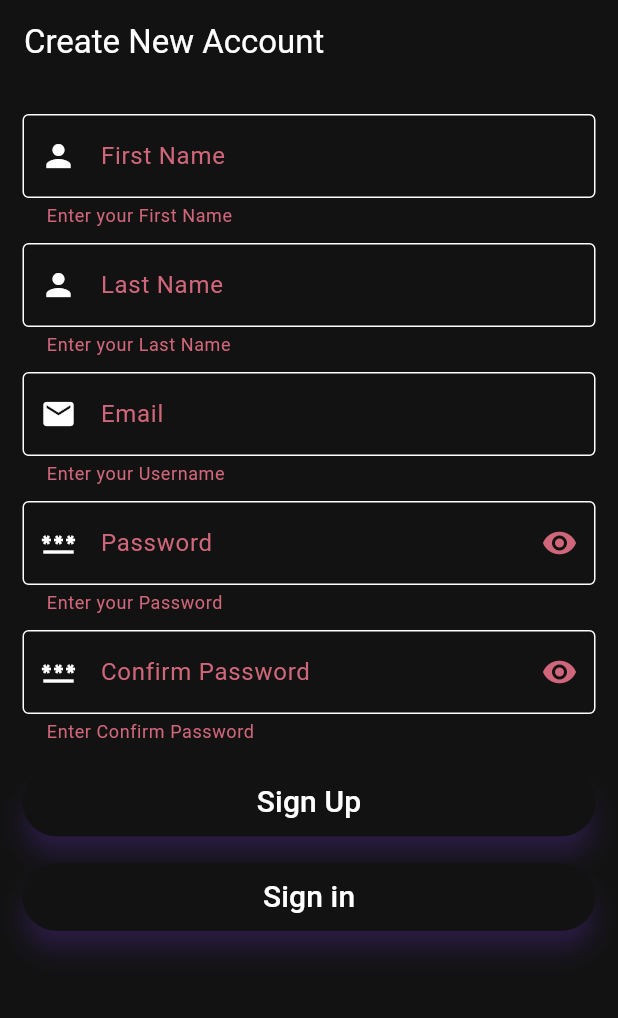
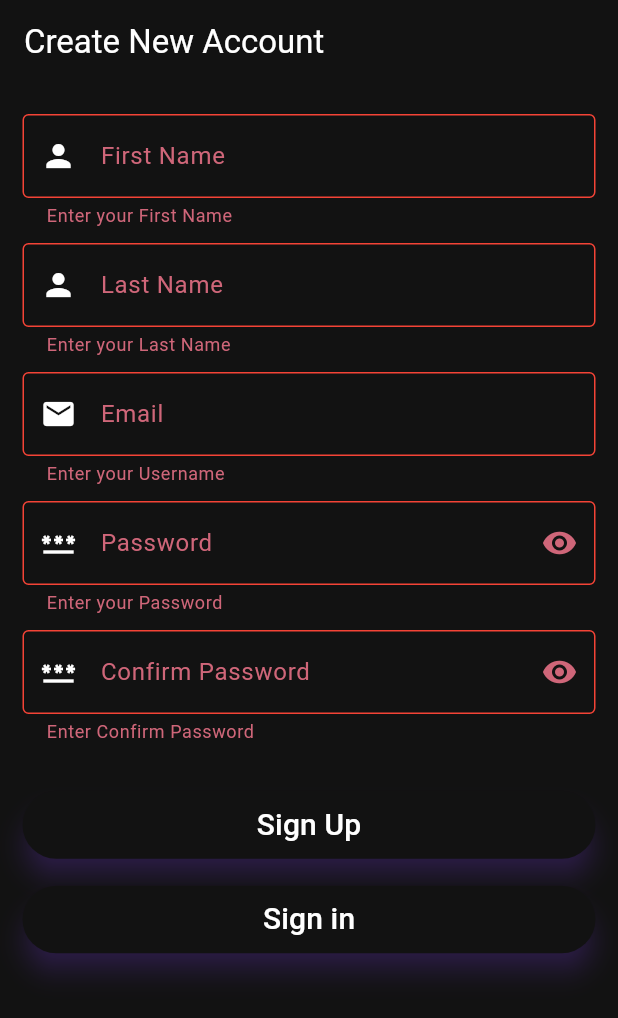
Before and after one commit to partho-debnath/flutter-django-crud-authentication, a Flutter app: the screen it shows after launch, after a tap on "Sign in", after a tap on "Create new account", after a tap on "Sign Up", on a phone screen of 412 x 824 dp. Shown: the top 1018 px of the screen. Run offline on Flutter 3.47's test engine with Material 2 defaults, Android fonts, the phone set to English and light mode, and no system bars; network calls fail.

Commit message:
error message show

```diff
--- a/fluttercrud/lib/main.dart
+++ b/fluttercrud/lib/main.dart
@@ -56,7 +56,7 @@ class MyApp extends StatelessWidget {
                 errorBorder: OutlineInputBorder(
                   borderSide: BorderSide(
                     width: 1,
-                    color: Colors.white,
+                    color: Colors.red,
                   ),
                 ),
                 focusedErrorBorder: OutlineInputBorder(
--- a/fluttercrud/lib/screens/login_screen.dart
+++ b/fluttercrud/lib/screens/login_screen.dart
@@ -40,7 +40,6 @@ class _LoginScreenState extends State<LoginScreen> {
     try {
       await user.loginUser(_username as String, _password!.trim());
     } on HttpException catch (error) {
-      print('Error ----- $error');
       if (error
           .toString()
           .contains('Unable to log in with provided credentials')) {
@@ -55,12 +54,17 @@ class _LoginScreenState extends State<LoginScreen> {
         setState(() {});
       }
     } catch (error) {
-      showDialog(
+      _showAlertDialog(error.toString());
+    }
+  }
+
+  Future<bool?> _showAlertDialog(String error) {
+    return showDialog<bool?>(
       context: context,
       builder: (cntxt) {
         return AlertDialog(
-            title: const Text('Internal Error'),
-            content: Text(error.toString()),
+          title: const Text('Internal Error!'),
+          content: Text(error),
           actions: [
             TextButton(
               onPressed: () {
@@ -72,19 +76,6 @@ class _LoginScreenState extends State<LoginScreen> {
         );
       },
     );
-    }
-
-    // responce.then((value) {
-    //   if (value != null) {
-    //     setState(() {
-    //       _errorMessage = value;
-    //     });
-    //   } else {
-    //     _errorMessage = null;
-    //     Provider.of<TaskProvider>(context, listen: false).fetchTask();
-    //     Navigator.of(context).pushReplacementNamed(HomeScreen.routeName);
-    //   }
-    // });
   }
 
   @override
@@ -140,9 +131,12 @@ class _LoginScreenState extends State<LoginScreen> {
                       ),
                       keyboardType: TextInputType.text,
                       textInputAction: TextInputAction.done,
+                      maxLength: 20,
                       validator: (value) {
                         if (value == null || value.isEmpty == true) {
                           return 'Enter your Password';
+                        } else if (value.length < 8) {
+                          return 'Password must be at least 8 characters.';
                         }
                         return null;
                       },
--- a/fluttercrud/lib/screens/registration_screen.dart
+++ b/fluttercrud/lib/screens/registration_screen.dart
@@ -1,11 +1,8 @@
-import 'dart:convert';
-
 import 'package:flutter/material.dart';
 import 'package:provider/provider.dart';
 
-import '../providers/task_provider.dart';
 import '../providers/user.dart';
-import './list_screen.dart';
+import '../utils/http_exception.dart';
 import './login_screen.dart';
 
 class RegistrationScreen extends StatefulWidget {
@@ -21,10 +18,10 @@ class _RegistrationScreenState extends State<RegistrationScreen> {
   TextEditingController? _passwordController;
   FocusNode? _confirmPasswordFocusNode;
   bool _passwordVisibilityOff = true;
-  String? _username, _emailErrorMessage;
+  bool _isTimeOut = false;
+  String? _username, _emailErrorMessage, _passwordErrorMessage;
   String? _firstName, _lastName;
   String? _password;
-  String? _errorMessage;
 
   @override
   void initState() {
@@ -41,7 +38,6 @@ class _RegistrationScreenState extends State<RegistrationScreen> {
   }
 
   bool _isValid() {
-    _emailErrorMessage = null;
     if (_form.currentState!.validate() == false) {
       return false;
     }
@@ -59,30 +55,58 @@ class _RegistrationScreenState extends State<RegistrationScreen> {
     try {
       await userProvider.createNewUser(_firstName.toString(),
           _lastName.toString(), _username as String, _password!.trim());
-      print('ok------------');
-    } catch (error) {
-      print(' Error is ==== $error');
+
+      _emailErrorMessage = null;
+      _passwordErrorMessage = null;
+      _isTimeOut = false;
+      setState(() {});
+      _showSuccessMessage();
+    } on HttpException catch (error) {
       if (error.toString().contains('username already exists')) {
         setState(() {
           _emailErrorMessage = error.toString();
         });
+      } else if (error.toString().contains('Request TimeOut')) {
+        _emailErrorMessage = null;
+        _passwordErrorMessage = null;
+        _isTimeOut = true;
+        setState(() {});
       }
+    } catch (error) {
+      _emailErrorMessage = null;
+      _passwordErrorMessage = null;
+      _isTimeOut = false;
+      setState(() {});
+      _showAlertDialog(error.toString());
     }
+  }
 
-    // responce.then((value) {
-    //   if (value != null) {
-    //     ScaffoldMessenger.of(context).clearSnackBars();
-    //     ScaffoldMessenger.of(context).showSnackBar(SnackBar(
-    //       content: Text(value),
-    //       duration: const Duration(seconds: 5),
-    //     ));
-    //   } else {
-    //     _errorMessage = null;
-    //     Provider.of<TaskProvider>(context, listen: false).fetchTask();
+  void _showSuccessMessage() {
+    ScaffoldMessenger.of(context).showSnackBar(
+      const SnackBar(
+        content: Text('Account Create Successful. Now you can login.'),
+      ),
+    );
+  }
 
-    //     Navigator.of(context).pushReplacementNamed(ListScreen.routeName);
-    //   }
-    // });
+  Future<bool?> _showAlertDialog(String error) {
+    return showDialog<bool?>(
+      context: context,
+      builder: (cntxt) {
+        return AlertDialog(
+          title: const Text('Internal Error!'),
+          content: Text(error),
+          actions: [
+            TextButton(
+              onPressed: () {
+                Navigator.pop(context);
+              },
+              child: const Text('Close'),
+            ),
+          ],
+        );
+      },
+    );
   }
 
   @override
@@ -171,7 +195,7 @@ class _RegistrationScreenState extends State<RegistrationScreen> {
                               ? Icons.visibility
                               : Icons.visibility_off),
                         ),
-                        errorText: _errorMessage,
+                        errorText: _passwordErrorMessage,
                       ),
                       keyboardType: TextInputType.text,
                       textInputAction: TextInputAction.next,
@@ -203,7 +227,7 @@ class _RegistrationScreenState extends State<RegistrationScreen> {
                               ? Icons.visibility
                               : Icons.visibility_off),
                         ),
-                        errorText: _errorMessage,
+                        errorText: _passwordErrorMessage,
                       ),
                       keyboardType: TextInputType.text,
                       textInputAction: TextInputAction.done,
@@ -226,6 +250,12 @@ class _RegistrationScreenState extends State<RegistrationScreen> {
                   ],
                 ),
               ),
+              const SizedBox(height: 15),
+              if (_isTimeOut)
+                const Text(
+                  'Request TimeOut, try again later.',
+                  style: TextStyle(color: Colors.red),
+                ),
               const SizedBox(height: 15),
               buildButton('Sign Up', () {
                 submitForm();
```
Also changed, not shown: fluttercrud/lib/providers/user.dart (+5 -3 lines). Lines whose indentation alone changed are shown as unchanged.
